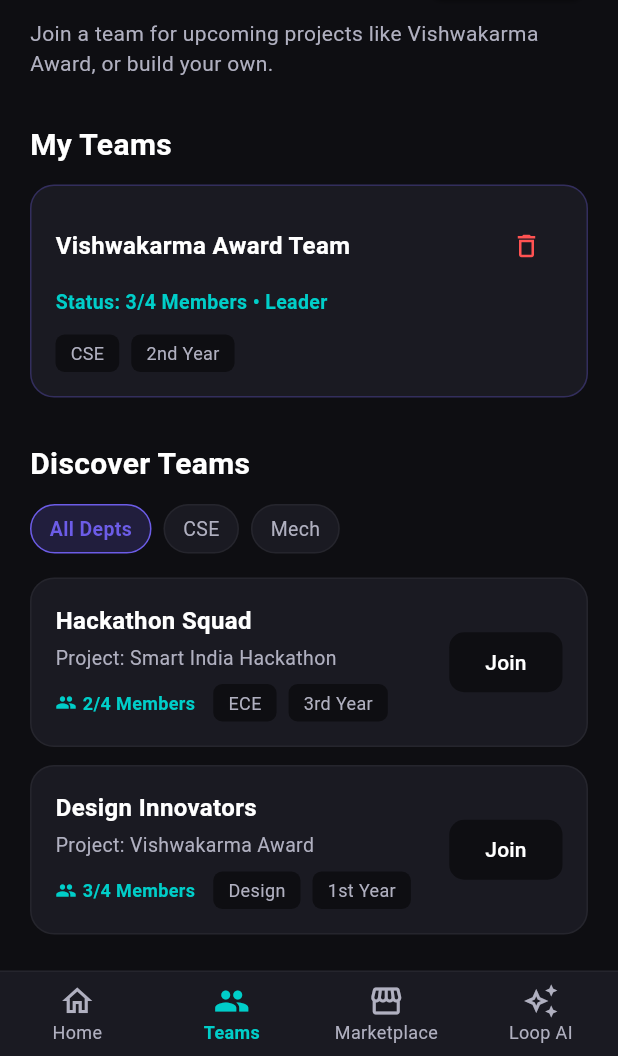
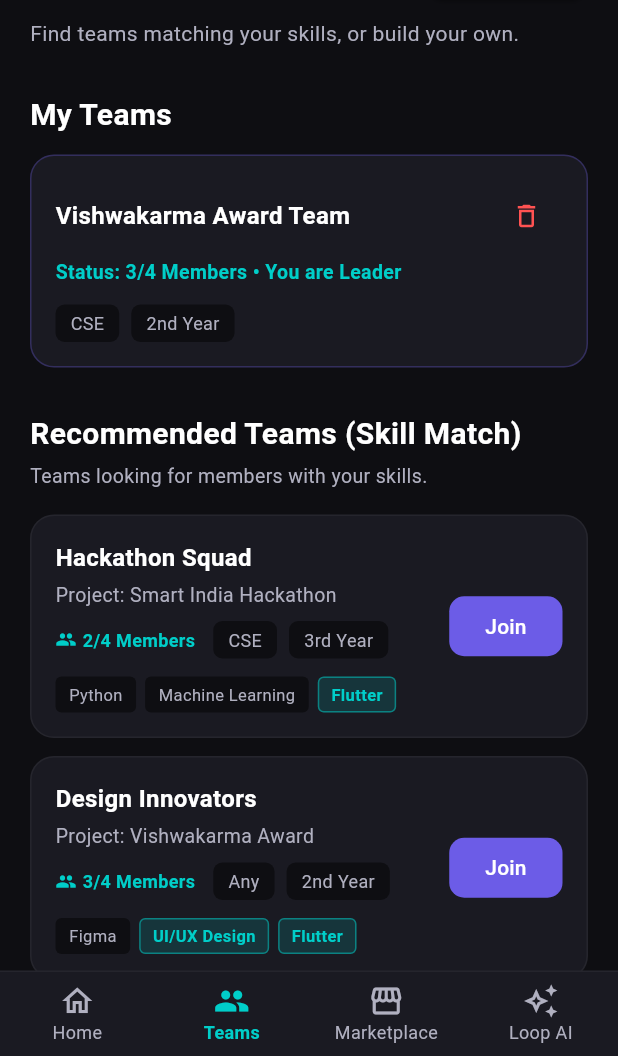
Before and after one commit to shrawanprajapati/GDGappDev, a Flutter app: the StudentDashboard screen opened by its route, item 2 of the bottom bar chosen, in the side drawer, after a tap on "Create", on a phone screen of 412 x 824 dp, the part 180-1236 px from its top. Run offline on Flutter 3.47's test engine with Material 3 defaults, Android fonts, the phone set to English and light mode, and no system bars; our stand-ins replace video_player.

Commit message:
refactor(teams): organize student files into folders and separate create team sheet
- Restructured student folder into dashboard, clubs, projects, events, and teams.
- Extracted the Create Team form from StudentTeamsTab into a separate CreateTeamSheet widget.
- Updated all internal imports and paths across the student module.

```diff
--- a/uniloop/lib/student/student_dashboard.dart
+++ b/uniloop/lib/student/student_dashboard.dart
@@ -2,7 +2,7 @@ import 'package:flutter/material.dart';
 import '../core/app_colors.dart';
 import 'student_home_tab.dart';
 import 'drawer/student_drawer.dart';
-import 'student_teams_tab.dart'; // 👈 Naya import add karo
+import 'teams/student_teams_tab.dart'; // 👈 Naya import add karo
 
 class StudentDashboard extends StatefulWidget {
   const StudentDashboard({super.key});
--- a/uniloop/lib/student/student_home_tab.dart
+++ b/uniloop/lib/student/student_home_tab.dart
@@ -1,6 +1,7 @@
 import 'package:flutter/material.dart';
 import '../core/app_colors.dart';
 import 'student_events_page.dart';
+import 'projects/find_project_page.dart'; // 👈 Import
 
 class StudentHomeTab extends StatelessWidget {
   const StudentHomeTab({super.key});
@@ -32,14 +33,14 @@ class StudentHomeTab extends StatelessWidget {
           // 2. Trending on Campus
           _buildSectionTitle('Trending On Campus'),
           const SizedBox(height: 12),
-          _buildHorizontalTiles(context), // 👈 context pass kiya
+          _buildHorizontalTiles(context, isEvent: false),
 
           const SizedBox(height: 30),
 
           // 3. Events
           _buildSectionTitle('Events'),
           const SizedBox(height: 12),
-          _buildHorizontalTiles(context, isEvent: true), // 👈 context pass kiya
+          _buildHorizontalTiles(context, isEvent: true),
 
           const SizedBox(height: 30),
 
@@ -51,7 +52,7 @@ class StudentHomeTab extends StatelessWidget {
             style: TextStyle(color: AppColors.textSecondary, fontSize: 14),
           ),
           const SizedBox(height: 12),
-          _buildRecommendationCard(),
+          _buildRecommendationCard(context),
 
           const SizedBox(height: 40),
         ],
@@ -70,8 +71,17 @@ class StudentHomeTab extends StatelessWidget {
     );
   }
 
+  // --- INDUCTION CARD (Connected to Projects) ---
   Widget _buildInductionCard(BuildContext context) {
-    return Container(
+    return GestureDetector(
+      onTap: () {
+        // Navigate to Find Project (Induction)
+        Navigator.push(
+          context,
+          MaterialPageRoute(builder: (context) => const FindProjectPage()),
+        );
+      },
+      child: Container(
         width: double.infinity,
         padding: const EdgeInsets.all(20),
         decoration: BoxDecoration(
@@ -105,25 +115,26 @@ class StudentHomeTab extends StatelessWidget {
                 ),
                 const SizedBox(height: 12),
                 const Text(
-                'Click to fill\nthe form',
+                  'Click to explore\ninduction projects',
                   style: TextStyle(color: AppColors.textPrimary, fontSize: 16, fontWeight: FontWeight.w500),
                 ),
               ],
             ),
-          ElevatedButton(
-            onPressed: () {},
-            style: ElevatedButton.styleFrom(
-              backgroundColor: AppColors.accent,
-              shape: RoundedRectangleBorder(borderRadius: BorderRadius.circular(12)),
+            Container(
+              padding: const EdgeInsets.all(12),
+              decoration: const BoxDecoration(
+                color: AppColors.accent,
+                shape: BoxShape.circle,
               ),
               child: const Icon(Icons.arrow_forward, color: Colors.black),
             )
           ],
         ),
+      ),
     );
   }
 
-  // 👈 Yahan context add kiya aur onTap event add kiya
+  // --- HORIZONTAL TILES (Trending & Events) ---
   Widget _buildHorizontalTiles(BuildContext context, {bool isEvent = false}) {
     return SizedBox(
       height: 140,
@@ -135,10 +146,13 @@ class StudentHomeTab extends StatelessWidget {
           return GestureDetector(
             onTap: () {
               if (isEvent) {
+                // Navigate to Events Page
                 Navigator.push(
                   context,
                   MaterialPageRoute(builder: (context) => const StudentEventsPage()),
                 );
+              } else {
+                // TODO: Navigate to Trending Post Details
               }
             },
             child: Container(
@@ -177,12 +191,22 @@ class StudentHomeTab extends StatelessWidget {
     );
   }
 
-  Widget _buildRecommendationCard() {
-    return Container(
+  // --- RECOMMENDATION CARD ---
+  Widget _buildRecommendationCard(BuildContext context) {
+    return GestureDetector(
+      onTap: () {
+        // Navigate to Projects Marketplace
+        Navigator.push(
+          context,
+          MaterialPageRoute(builder: (context) => const FindProjectPage()),
+        );
+      },
+      child: Container(
         padding: const EdgeInsets.all(16),
         decoration: BoxDecoration(
           color: AppColors.surface,
           borderRadius: BorderRadius.circular(16),
+          border: Border.all(color: Colors.white.withValues(alpha: 0.05)),
         ),
         child: Row(
           children: [
@@ -213,6 +237,7 @@ class StudentHomeTab extends StatelessWidget {
             ),
           ],
         ),
+      ),
     );
   }
 }
--- a/uniloop/lib/student/student_teams_tab.dart
+++ /dev/null
@@ -1,221 +0,0 @@
-import 'package:flutter/material.dart';
-import '../core/app_colors.dart';
-
-class StudentTeamsTab extends StatelessWidget {
-  const StudentTeamsTab({super.key});
-
-  @override
-  Widget build(BuildContext context) {
-    return SingleChildScrollView(
-      padding: const EdgeInsets.all(20.0),
-      child: Column(
-        crossAxisAlignment: CrossAxisAlignment.start,
-        children: [
-          // Header
-          Row(
-            mainAxisAlignment: MainAxisAlignment.spaceBetween,
-            children: [
-              const Text(
-                'Project Teams',
-                style: TextStyle(
-                  fontSize: 28,
-                  fontWeight: FontWeight.w700,
-                  color: AppColors.textPrimary,
-                ),
-              ),
-              ElevatedButton.icon(
-                onPressed: () {
-                  // TODO: Open Create Team Dialog
-                },
-                icon: const Icon(Icons.add, size: 18, color: Colors.white),
-                label: const Text('Create'),
-                style: ElevatedButton.styleFrom(
-                  backgroundColor: AppColors.primary,
-                  foregroundColor: Colors.white,
-                  shape: RoundedRectangleBorder(borderRadius: BorderRadius.circular(12)),
-                ),
-              )
-            ],
-          ),
-          const SizedBox(height: 8),
-          const Text(
-            'Join a team for upcoming projects like Vishwakarma Award, or build your own.',
-            style: TextStyle(color: AppColors.textSecondary, fontSize: 14),
-          ),
-
-          const SizedBox(height: 30),
-
-          // 1. My Teams Section
-          const Text(
-            'My Teams',
-            style: TextStyle(color: AppColors.textPrimary, fontSize: 20, fontWeight: FontWeight.w700),
-          ),
-          const SizedBox(height: 12),
-
-          // Card for a Team user created
-          Container(
-            padding: const EdgeInsets.all(16),
-            decoration: BoxDecoration(
-              color: AppColors.surface,
-              borderRadius: BorderRadius.circular(16),
-              border: Border.all(color: AppColors.primary.withValues(alpha: 0.3)),
-            ),
-            child: Column(
-              crossAxisAlignment: CrossAxisAlignment.start,
-              children: [
-                Row(
-                  mainAxisAlignment: MainAxisAlignment.spaceBetween,
-                  children: [
-                    const Text(
-                      'Vishwakarma Award Team',
-                      style: TextStyle(color: AppColors.textPrimary, fontSize: 16, fontWeight: FontWeight.w700),
-                    ),
-                    // Delete option for Team Leader
-                    IconButton(
-                      icon: const Icon(Icons.delete_outline, color: Colors.redAccent, size: 20),
-                      onPressed: () {
-                        // TODO: Delete team logic
-                      },
-                    )
-                  ],
-                ),
-                const SizedBox(height: 4),
-                const Text(
-                  'Status: 3/4 Members • Leader',
-                  style: TextStyle(color: AppColors.accent, fontSize: 13, fontWeight: FontWeight.w600),
-                ),
-                const SizedBox(height: 12),
-                // Department and Year tags
-                Row(
-                  children: [
-                    _buildTag('CSE'),
-                    const SizedBox(width: 8),
-                    _buildTag('2nd Year'),
-                  ],
-                )
-              ],
-            ),
-          ),
-
-          const SizedBox(height: 30),
-
-          // 2. Discover Teams Section
-          const Text(
-            'Discover Teams',
-            style: TextStyle(color: AppColors.textPrimary, fontSize: 20, fontWeight: FontWeight.w700),
-          ),
-          const SizedBox(height: 12),
-
-          // Filters (Department, Year)
-          Row(
-            children: [
-              _buildFilterChip('All Depts', isSelected: true),
-              const SizedBox(width: 8),
-              _buildFilterChip('CSE'),
-              const SizedBox(width: 8),
-              _buildFilterChip('Mech'),
-            ],
-          ),
-          const SizedBox(height: 16),
-
-          // List of teams looking for members
-          _buildTeamDiscoverCard(
-            title: 'Hackathon Squad',
-            project: 'Smart India Hackathon',
-            members: '2/4 Members',
-            tags: ['ECE', '3rd Year'],
-          ),
-          const SizedBox(height: 12),
-          _buildTeamDiscoverCard(
-            title: 'Design Innovators',
-            project: 'Vishwakarma Award',
-            members: '3/4 Members',
-            tags: ['Design', '1st Year'],
-          ),
-        ],
-      ),
-    );
-  }
-
-  Widget _buildTag(String text) {
-    return Container(
-      padding: const EdgeInsets.symmetric(horizontal: 10, vertical: 4),
-      decoration: BoxDecoration(
-        color: AppColors.background,
-        borderRadius: BorderRadius.circular(6),
-      ),
-      child: Text(text, style: const TextStyle(color: AppColors.textSecondary, fontSize: 12)),
-    );
-  }
-
-  Widget _buildFilterChip(String label, {bool isSelected = false}) {
-    return Container(
-      padding: const EdgeInsets.symmetric(horizontal: 12, vertical: 6),
-      decoration: BoxDecoration(
-        color: isSelected ? AppColors.primary.withValues(alpha: 0.2) : AppColors.surface,
-        borderRadius: BorderRadius.circular(20),
-        border: Border.all(color: isSelected ? AppColors.primary : Colors.white.withValues(alpha: 0.05)),
-      ),
-      child: Text(
-        label,
-        style: TextStyle(
-          color: isSelected ? AppColors.primary : AppColors.textSecondary,
-          fontSize: 13,
-          fontWeight: isSelected ? FontWeight.w600 : FontWeight.normal,
-        ),
-      ),
-    );
-  }
-
-  Widget _buildTeamDiscoverCard({
-    required String title,
-    required String project,
-    required String members,
-    required List<String> tags,
-  }) {
-    return Container(
-      padding: const EdgeInsets.all(16),
-      decoration: BoxDecoration(
-        color: AppColors.surface,
-        borderRadius: BorderRadius.circular(16),
-        border: Border.all(color: Colors.white.withValues(alpha: 0.05)),
-      ),
-      child: Row(
-        mainAxisAlignment: MainAxisAlignment.spaceBetween,
-        children: [
-          Column(
-            crossAxisAlignment: CrossAxisAlignment.start,
-            children: [
-              Text(title, style: const TextStyle(color: AppColors.textPrimary, fontSize: 16, fontWeight: FontWeight.w600)),
-              const SizedBox(height: 4),
-              Text('Project: $project', style: const TextStyle(color: AppColors.textSecondary, fontSize: 13)),
-              const SizedBox(height: 8),
-              Row(
-                children: [
-                  const Icon(Icons.people, size: 14, color: AppColors.accent),
-                  const SizedBox(width: 4),
-                  Text(members, style: const TextStyle(color: AppColors.accent, fontSize: 12, fontWeight: FontWeight.bold)),
-                  const SizedBox(width: 12),
-                  ...tags.map((t) => Padding(
-                    padding: const EdgeInsets.only(right: 8.0),
-                    child: _buildTag(t),
-                  )),
-                ],
-              ),
-            ],
-          ),
-          ElevatedButton(
-            onPressed: () {},
-            style: ElevatedButton.styleFrom(
-              backgroundColor: AppColors.background,
-              foregroundColor: AppColors.textPrimary,
-              shape: RoundedRectangleBorder(borderRadius: BorderRadius.circular(10)),
-              elevation: 0,
-            ),
-            child: const Text('Join'),
-          )
-        ],
-      ),
-    );
-  }
-}
--- /dev/null
+++ b/uniloop/lib/student/teams/student_teams_tab.dart
@@ -0,0 +1,278 @@
+import 'package:flutter/material.dart';
+import '../../core/app_colors.dart';
+import 'create_team_sheet.dart'; // 👈 Import add kiya
+
+class StudentTeamsTab extends StatefulWidget {
+  const StudentTeamsTab({super.key});
+
+  @override
+  State<StudentTeamsTab> createState() => _StudentTeamsTabState();
+}
+
+class _StudentTeamsTabState extends State<StudentTeamsTab> {
+  // Student ki profile (Dummy data - backend aane par dynamic hoga)
+  final List<String> studentSkills = ['Flutter', 'Dart', 'UI/UX Design'];
+  final String studentDept = 'CSE';
+  final String studentYear = '2nd Year';
+
+  final List<Map<String, dynamic>> allTeams = [
+    {
+      'name': 'Hackathon Squad',
+      'project': 'Smart India Hackathon',
+      'members': '2/4',
+      'skills': ['Python', 'Machine Learning', 'Flutter'],
+      'dept': 'CSE',
+      'year': '3rd Year',
+    },
+    {
+      'name': 'Design Innovators',
+      'project': 'Vishwakarma Award',
+      'members': '3/4',
+      'skills': ['Figma', 'UI/UX Design', 'Flutter'],
+      'dept': 'Any',
+      'year': '2nd Year',
+    },
+    {
+      'name': 'Robo Warriors',
+      'project': 'Robotics Competition',
+      'members': '1/4',
+      'skills': ['C++', 'Arduino', 'Hardware'],
+      'dept': 'Mech',
+      'year': '4th Year',
+    },
+    {
+      'name': 'FullStack Ninjas',
+      'project': 'College Portal',
+      'members': '2/4',
+      'skills': ['React', 'Node.js', 'MongoDB'],
+      'dept': 'CSE',
+      'year': '3rd Year',
+    },
+  ];
+
+  @override
+  Widget build(BuildContext context) {
+    final recommendedTeams = allTeams.where((team) {
+      final skills = List<String>.from(team['skills']);
+      return skills.any((skill) => studentSkills.contains(skill));
+    }).toList();
+
+    return SingleChildScrollView(
+      padding: const EdgeInsets.all(20.0),
+      child: Column(
+        crossAxisAlignment: CrossAxisAlignment.start,
+        children: [
+          // Header
+          Row(
+            mainAxisAlignment: MainAxisAlignment.spaceBetween,
+            children: [
+              const Text(
+                'Project Teams',
+                style: TextStyle(
+                  fontSize: 28,
+                  fontWeight: FontWeight.w700,
+                  color: AppColors.textPrimary,
+                ),
+              ),
+              ElevatedButton.icon(
+                onPressed: () {
+                  // 👈 Bottom Sheet call kiya
+                  showModalBottomSheet(
+                    context: context,
+                    backgroundColor: AppColors.surface,
+                    isScrollControlled: true,
+                    shape: const RoundedRectangleBorder(borderRadius: BorderRadius.vertical(top: Radius.circular(24))),
+                    builder: (context) => const CreateTeamSheet(),
+                  );
+                },
+                icon: const Icon(Icons.add, size: 18, color: Colors.white),
+                label: const Text('Create'),
+                style: ElevatedButton.styleFrom(
+                  backgroundColor: AppColors.primary,
+                  foregroundColor: Colors.white,
+                  shape: RoundedRectangleBorder(borderRadius: BorderRadius.circular(12)),
+                ),
+              )
+            ],
+          ),
+          const SizedBox(height: 8),
+          const Text(
+            'Find teams matching your skills, or build your own.',
+            style: TextStyle(color: AppColors.textSecondary, fontSize: 14),
+          ),
+
+          const SizedBox(height: 30),
+
+          // 1. My Teams Section
+          const Text(
+            'My Teams',
+            style: TextStyle(color: AppColors.textPrimary, fontSize: 20, fontWeight: FontWeight.w700),
+          ),
+          const SizedBox(height: 12),
+
+          Container(
+            padding: const EdgeInsets.all(16),
+            decoration: BoxDecoration(
+              color: AppColors.surface,
+              borderRadius: BorderRadius.circular(16),
+              border: Border.all(color: AppColors.primary.withValues(alpha: 0.3)),
+            ),
+            child: Column(
+              crossAxisAlignment: CrossAxisAlignment.start,
+              children: [
+                Row(
+                  mainAxisAlignment: MainAxisAlignment.spaceBetween,
+                  children: [
+                    const Text(
+                      'Vishwakarma Award Team',
+                      style: TextStyle(color: AppColors.textPrimary, fontSize: 16, fontWeight: FontWeight.w700),
+                    ),
+                    IconButton(
+                      icon: const Icon(Icons.delete_outline, color: Colors.redAccent, size: 20),
+                      onPressed: () {
+                        // Delete team logic
+                      },
+                    )
+                  ],
+                ),
+                const SizedBox(height: 4),
+                const Text(
+                  'Status: 3/4 Members • You are Leader',
+                  style: TextStyle(color: AppColors.accent, fontSize: 13, fontWeight: FontWeight.w600),
+                ),
+                const SizedBox(height: 12),
+                Row(
+                  children: [
+                    _buildTag(studentDept),
+                    const SizedBox(width: 8),
+                    _buildTag(studentYear),
+                  ],
+                )
+              ],
+            ),
+          ),
+
+          const SizedBox(height: 30),
+
+          // 2. Discover Teams
+          const Text(
+            'Recommended Teams (Skill Match)',
+            style: TextStyle(color: AppColors.textPrimary, fontSize: 20, fontWeight: FontWeight.w700),
+          ),
+          const SizedBox(height: 4),
+          const Text(
+            'Teams looking for members with your skills.',
+            style: TextStyle(color: AppColors.textSecondary, fontSize: 13),
+          ),
+          const SizedBox(height: 16),
+
+          if (recommendedTeams.isEmpty)
+            const Center(child: Text("No matching teams found right now.", style: TextStyle(color: AppColors.textSecondary)))
+          else
+            ...recommendedTeams.map((team) => Padding(
+              padding: const EdgeInsets.only(bottom: 12),
+              child: _buildTeamDiscoverCard(
+                title: team['name'],
+                project: team['project'],
+                members: '${team['members']} Members',
+                skills: List<String>.from(team['skills']),
+                tags: [team['dept'], team['year']],
+              ),
+            )),
+        ],
+      ),
+    );
+  }
+
+  Widget _buildTag(String text) {
+    return Container(
+      padding: const EdgeInsets.symmetric(horizontal: 10, vertical: 4),
+      decoration: BoxDecoration(
+        color: AppColors.background,
+        borderRadius: BorderRadius.circular(6),
+      ),
+      child: Text(text, style: const TextStyle(color: AppColors.textSecondary, fontSize: 12)),
+    );
+  }
+
+  Widget _buildTeamDiscoverCard({
+    required String title,
+    required String project,
+    required String members,
+    required List<String> skills,
+    required List<String> tags,
+  }) {
+    return Container(
+      padding: const EdgeInsets.all(16),
+      decoration: BoxDecoration(
+        color: AppColors.surface,
+        borderRadius: BorderRadius.circular(16),
+        border: Border.all(color: Colors.white.withValues(alpha: 0.05)),
+      ),
+      child: Row(
+        mainAxisAlignment: MainAxisAlignment.spaceBetween,
+        children: [
+          Expanded(
+            child: Column(
+              crossAxisAlignment: CrossAxisAlignment.start,
+              children: [
+                Text(title, style: const TextStyle(color: AppColors.textPrimary, fontSize: 16, fontWeight: FontWeight.w600)),
+                const SizedBox(height: 4),
+                Text('Project: $project', style: const TextStyle(color: AppColors.textSecondary, fontSize: 13)),
+                const SizedBox(height: 8),
+
+                Row(
+                  children: [
+                    const Icon(Icons.people, size: 14, color: AppColors.accent),
+                    const SizedBox(width: 4),
+                    Text(members, style: const TextStyle(color: AppColors.accent, fontSize: 12, fontWeight: FontWeight.bold)),
+                    const SizedBox(width: 12),
+                    ...tags.map((t) => Padding(
+                      padding: const EdgeInsets.only(right: 8.0),
+                      child: _buildTag(t),
+                    )),
+                  ],
+                ),
+                const SizedBox(height: 12),
+
+                Wrap(
+                  spacing: 6,
+                  children: skills.map((skill) {
+                    final isMatch = studentSkills.contains(skill);
+                    return Container(
+                      padding: const EdgeInsets.symmetric(horizontal: 8, vertical: 3),
+                      decoration: BoxDecoration(
+                        color: isMatch ? AppColors.accent.withValues(alpha: 0.15) : AppColors.background,
+                        borderRadius: BorderRadius.circular(4),
+                        border: Border.all(color: isMatch ? AppColors.accent.withValues(alpha: 0.5) : Colors.transparent),
+                      ),
+                      child: Text(
+                        skill,
+                        style: TextStyle(
+                          color: isMatch ? AppColors.accent : AppColors.textSecondary,
+                          fontSize: 11,
+                          fontWeight: isMatch ? FontWeight.bold : FontWeight.normal,
+                        ),
+                      ),
+                    );
+                  }).toList(),
+                ),
+              ],
+            ),
+          ),
+          const SizedBox(width: 10),
+          ElevatedButton(
+            onPressed: () {},
+            style: ElevatedButton.styleFrom(
+              backgroundColor: AppColors.primary,
+              foregroundColor: Colors.white,
+              shape: RoundedRectangleBorder(borderRadius: BorderRadius.circular(10)),
+              elevation: 0,
+            ),
+            child: const Text('Join'),
+          )
+        ],
+      ),
+    );
+  }
+}
```
Also changed, not shown: uniloop/lib/student/student_events_page.dart (+14 -5 lines), uniloop/lib/student/teams/create_team_sheet.dart (added, +132 -0 lines). Lines whose indentation alone changed are shown as unchanged.
